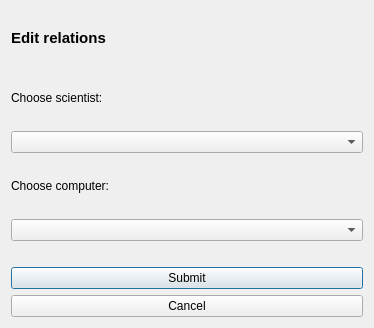
First picture: the form in Verklegt/editrelation.ui, repository disaerna/T-113-VLN1, before the edit.
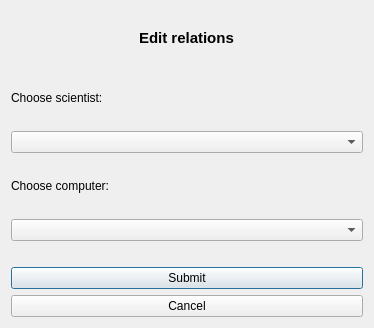
Second picture: the form after the edit.

Diff of the .ui file:
```diff
--- a/Verklegt/editrelation.ui
+++ b/Verklegt/editrelation.ui
@@ -14,7 +14,7 @@
    <string>Dialog</string>
   </property>
   <layout class="QVBoxLayout" name="verticalLayout">
-   <item>
+   <item alignment="Qt::AlignHCenter">
     <widget class="QLabel" name="label_editRelationTitle">
      <property name="font">
       <font>
```
Left out of the diff: 2 changed lines with no effect on the pictures.
